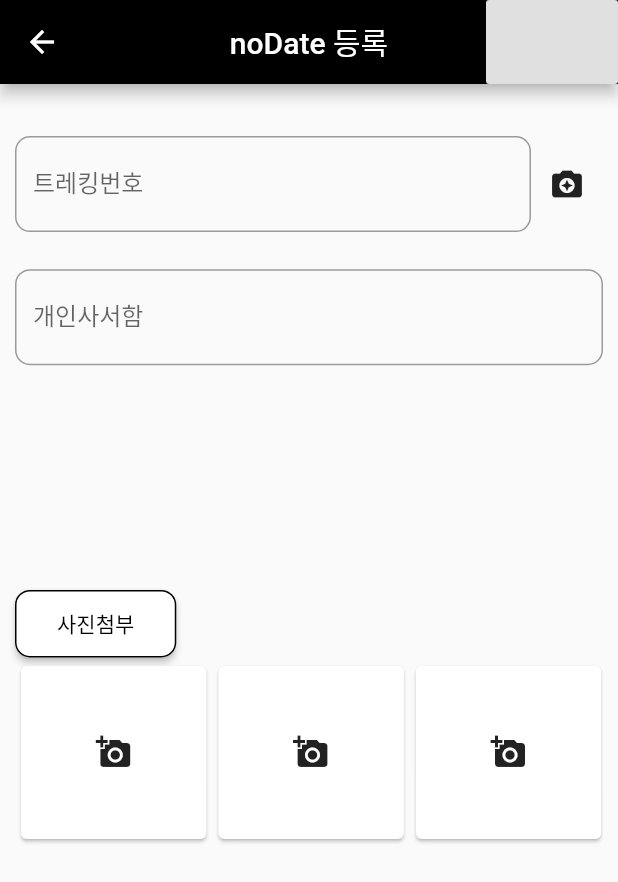
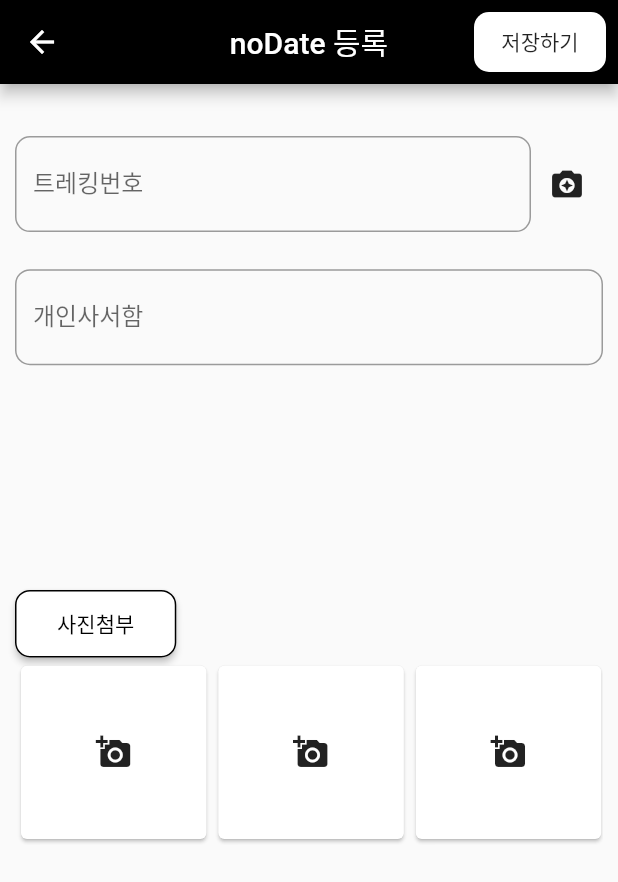
Before and after one commit to GyunHo/sendgogo_thirdparty, a Flutter app: the InputNoDate screen opened by its route, on a phone screen of 412 x 824 dp. Shown: the top 882 px of the screen. Run offline on Flutter 3.47's test engine with Material 2 defaults, Android fonts, the phone set to English and light mode, and no system bars; our stand-ins replace cached_network_image, image_picker; missing offline and left inert: kf_drawer, mysql1, qrscan, slide_popup_dialog; statements that could not run were skipped.

Commit message:
fix no data button

```diff
--- a/lib/screens/in_barcode_page.dart
+++ b/lib/screens/in_barcode_page.dart
@@ -31,6 +31,9 @@ class _MainPageState extends State<InBarcodePage> {
     return Scaffold(
       appBar: AppBar(
         actions: <Widget>[
+          Row(
+            children: <Widget>[
+              Text('노데이터'),
               IconButton(
                 icon: Icon(Icons.library_add),
                 onPressed: () async {
@@ -58,6 +61,8 @@ class _MainPageState extends State<InBarcodePage> {
                     });
                   });
                 },
+              ),
+            ],
           )
         ],
         backgroundColor: Colors.black,
--- a/lib/screens/input_nodata_page.dart
+++ b/lib/screens/input_nodata_page.dart
@@ -53,7 +53,14 @@ class _InputNoDateState extends State<InputNoDate> {
       appBar: AppBar(
         backgroundColor: Colors.black,
         actions: <Widget>[
-          RaisedButton(
+          Padding(
+            padding: const EdgeInsets.all(8.0),
+            child: RaisedButton(
+              child: Text("저장하기"),
+              color: Colors.white,
+              shape: RoundedRectangleBorder(
+
+                  borderRadius: BorderRadius.circular(10.0)),
               onPressed: () async {
                 String url = bloc.getUrl();
 //              String url = 'http://mobilescan.sendgogo.com/test.php';
@@ -76,6 +83,7 @@ class _InputNoDateState extends State<InputNoDate> {
                   }
                 }
               },
+            ),
           )
         ],
         title: Text("noDate 등록"),
```
Also changed, not shown: 2 other files. Lines whose indentation alone changed are shown as unchanged.
